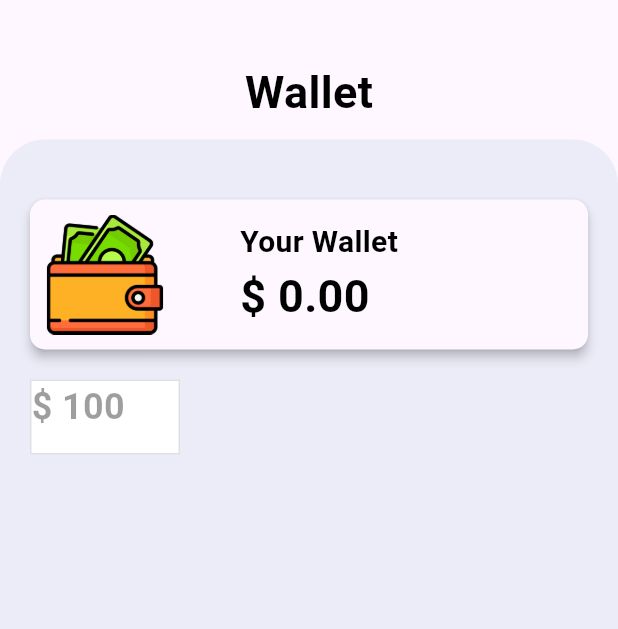
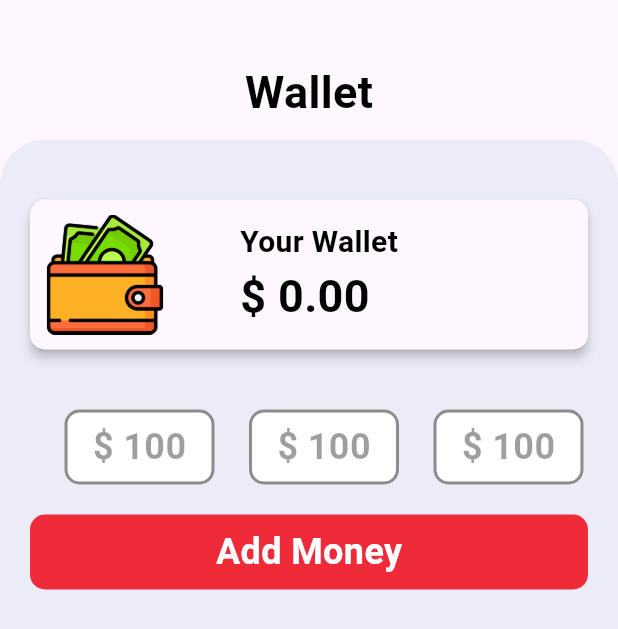
Before and after one commit to hang7749/flutter_food_delivery_app, a Flutter app: the Wallet screen opened directly, on a phone screen of 412 x 824 dp. Shown: the top 629 px of the screen. Run offline on Flutter 3.47's test engine with Material 3 defaults, Android fonts, the phone set to English and light mode, and no system bars; our stand-ins replace cloud_firestore, curved_navigation_bar, firebase_auth, firebase_core, flutter_dotenv, random_string and 1 more; missing offline and left inert: flutter_stripe; accounts and stored records are empty.

Commit message:
wallet page UI (part 2)

```diff
--- a/lib/pages/wallet.dart
+++ b/lib/pages/wallet.dart
@@ -98,26 +98,77 @@ class _WalletState extends State<Wallet> {
                           ),
                         ),
                         const SizedBox(
-                          height: 20,
+                          height: 40,
                         ),
                         Padding(
                           padding: const EdgeInsets.only(left: 20),
                           child: Row(
+                            mainAxisAlignment: MainAxisAlignment.spaceEvenly,
                             children: [
                               Container(
                                 height: 50,
                                 width: 100,
                                 decoration: BoxDecoration(
                                   color: Colors.white,
-                                  border: Border.all(color: Colors.black12),
-                                  //borderRadius: BorderRadius.circular(10),
+                                  border: Border.all(color: Colors.black45, width: 2),
+                                  borderRadius: BorderRadius.circular(10),
                                 ),
-                                child: Text(
-                                  "\$ 100",
-                                  style: AppWidget.priceTextFieldStyle(),
+                                child: Center(
+                                  child: Text(
+                                    "\$ 100",
+                                    style: AppWidget.priceTextFieldStyle(),
+                                  ),
+                                )
+                              ),
+                              Container(
+                                height: 50,
+                                width: 100,
+                                decoration: BoxDecoration(
+                                  color: Colors.white,
+                                  border: Border.all(color: Colors.black45, width: 2),
+                                  borderRadius: BorderRadius.circular(10),
+                                ),
+                                child: Center(
+                                  child: Text(
+                                    "\$ 100",
+                                    style: AppWidget.priceTextFieldStyle(),
+                                  ),
+                                )
+                              ),
+                              Container(
+                                height: 50,
+                                width: 100,
+                                decoration: BoxDecoration(
+                                  color: Colors.white,
+                                  border: Border.all(color: Colors.black45, width: 2),
+                                  borderRadius: BorderRadius.circular(10),
+                                ),
+                                child: Center(
+                                  child: Text(
+                                    "\$ 100",
+                                    style: AppWidget.priceTextFieldStyle(),
+                                  ),
                                 )
                               )
                             ],
+                          ),
+                        ),
+                        const SizedBox(
+                          height: 20,
+                        ),
+                        Container(
+                          height: 50,
+                          margin: const EdgeInsets.only(left: 20, right: 20),
+                          width: MediaQuery.of(context).size.width,
+                          decoration: BoxDecoration(
+                            color: Color(0xffef2b39),
+                            borderRadius: BorderRadius.circular(10),
+                          ),
+                          child: Center(
+                            child: Text(
+                              "Add Money",
+                              style: AppWidget.boldWhiteTextFieldStyle(),
+                            ),
                           ),
                         )
                       ],
```
